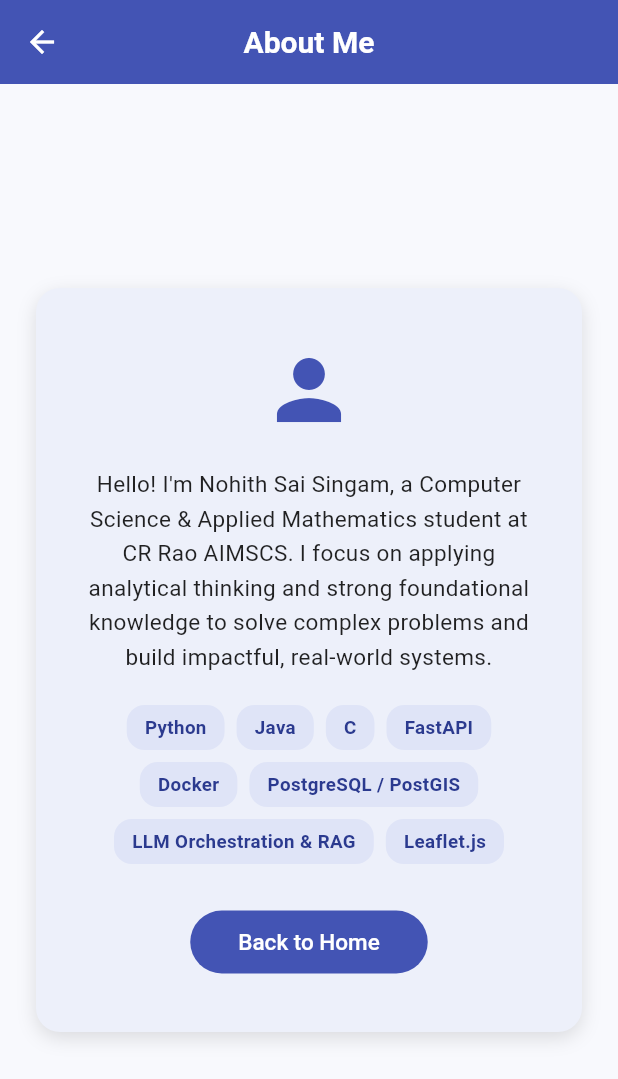
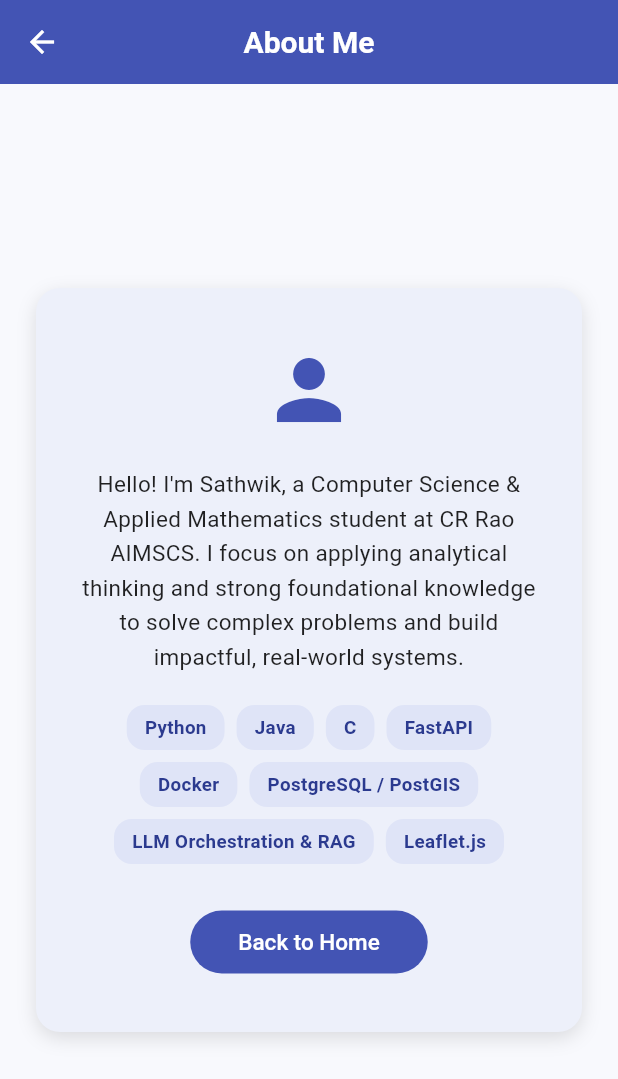
Before and after one commit to sathwikbhogadi/flutter_portfolio, a Flutter app: the AboutScreen screen opened by its route, on a phone screen of 412 x 824 dp. Shown: the top 1079 px of the screen. Run offline on Flutter 3.47's test engine with Material 3 defaults, Android fonts, the phone set to English and light mode, and no system bars.

Commit message:
Update main.dart

```diff
--- a/lib/main.dart
+++ b/lib/main.dart
@@ -69,7 +69,7 @@ class HomeScreen extends StatelessWidget {
               ),
               const SizedBox(height: 20),
               const Text(
-                'NOHITH SAI SINGAM',
+                'SATHWIK',
                 textAlign: TextAlign.center,
                 style: TextStyle(
                   fontSize: 22,
@@ -146,7 +146,7 @@ class AboutScreen extends StatelessWidget {
                   const Icon(Icons.person, size: 64, color: Color(0xFF4354B4)),
                   const SizedBox(height: 20),
                   const Text(
-                    "Hello! I'm Nohith Sai Singam, a Computer Science & Applied Mathematics student at CR Rao AIMSCS. "
+                    "Hello! I'm Sathwik, a Computer Science & Applied Mathematics student at CR Rao AIMSCS. "
                     "I focus on applying analytical thinking and strong foundational knowledge to solve complex problems and build impactful, real-world systems.",
                     textAlign: TextAlign.center,
                     style: TextStyle(fontSize: 15, height: 1.5, color: Colors.black87),
```
